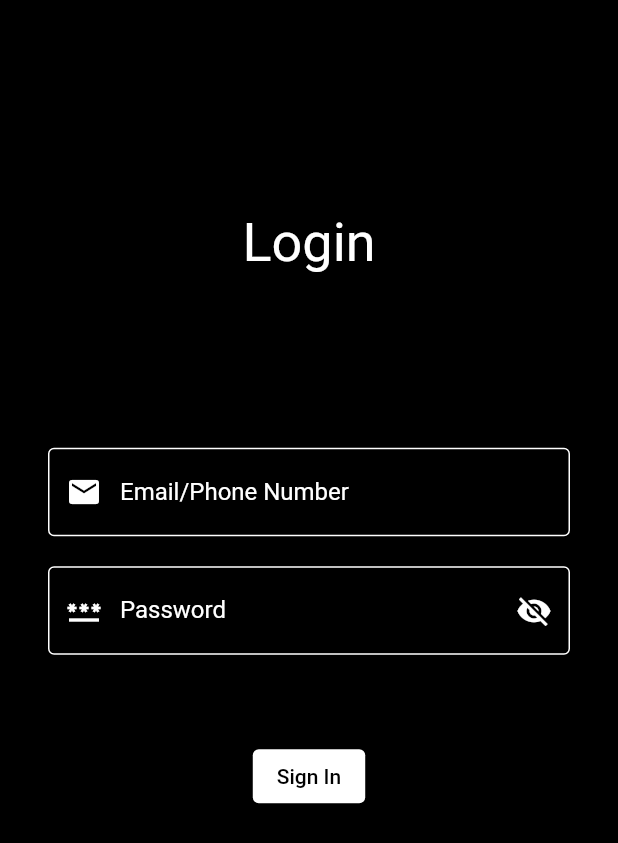
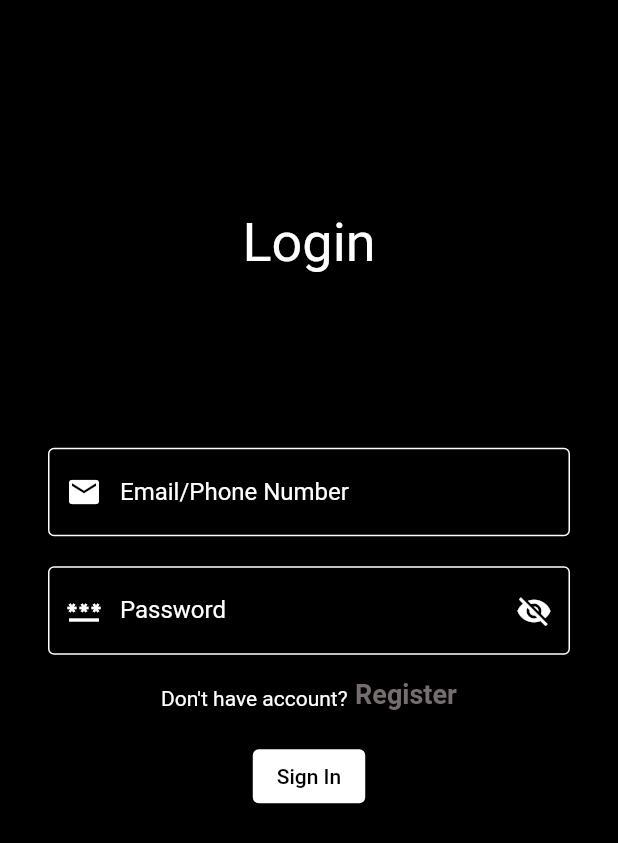
Before and after one commit to Hitesh123mori/Scanner-App---Flutter, a Flutter app: the screen it shows after launch, on a phone screen of 412 x 824 dp. Shown: the top 843 px of the screen. Run offline on Flutter 3.47's test engine with Material 2 defaults, Android fonts, the phone set to English and light mode, and no system bars; our stand-ins replace cloud_firestore, firebase_auth, firebase_core; accounts and stored records are empty.

Commit message:
finall commmit

```diff
--- a/lib/screens/login_screen.dart
+++ b/lib/screens/login_screen.dart
@@ -136,9 +136,9 @@ class _LoginScreenState extends State<LoginScreen> {
       crossAxisAlignment: CrossAxisAlignment.end,
       // ignore: prefer_const_literals_to_create_immutables
       children:  [
-        const Text(
+        Text(
           "Don't have account?",
-          style: TextStyle(color: Colors.black54),),
+          style: TextStyle(color: AppColors.theme["secondaryColor"]),),
 
         SizedBox(width: 5,),
 
@@ -147,8 +147,8 @@ class _LoginScreenState extends State<LoginScreen> {
             Navigator.push(context, MaterialPageRoute(builder: (context)=>Register())) ;
           },
 
-          child: const Text("Register",
-              style: TextStyle(color: Colors.black87, fontWeight: FontWeight.bold, fontSize: 18)),
+          child: Text("Register",
+              style: TextStyle(color: AppColors.theme["tertiaryColor"], fontWeight: FontWeight.bold, fontSize: 18)),
         ) ,
       ],
     );
```
Also changed, not shown: lib/row_material/setting.dart (+34 -6 lines), lib/row_material/drawer.dart (added).
